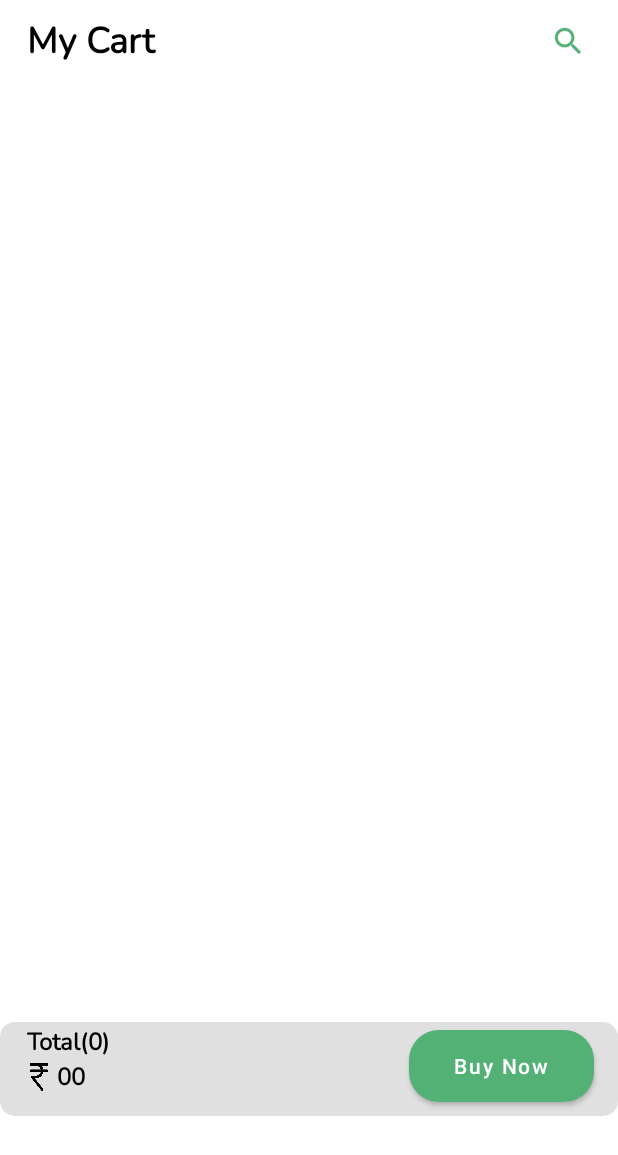
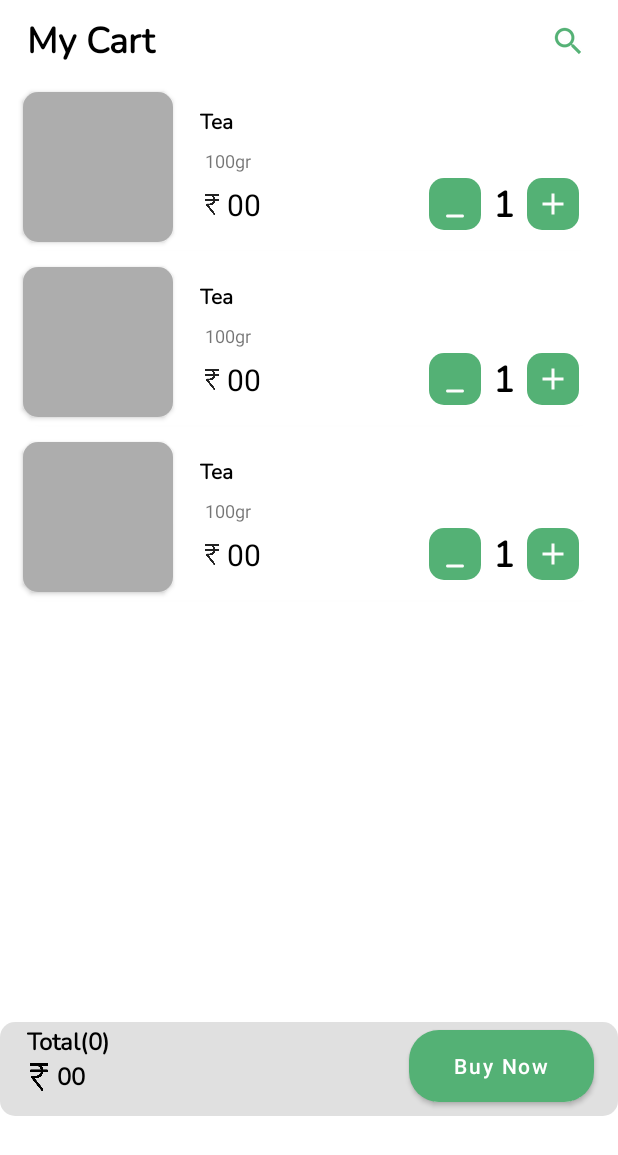
Before and after one commit to cureius/IBTHA, an Android app: the layout fragment_cart.xml on its own in the app's theme, with its tools: preview values and no code run, on a phone screen of 412 x 824 dp. Shown: the top 1155 px of the screen. Run offline under Robolectric (Android 15) with nearby library versions, the phone set to English and light mode, and no system bars; network calls fail; Roboto replaces fonts that are not available here.

Commit message:
phase-2 task-10(moved to OnViewCreated)

```diff
--- a/app/src/main/res/layout/fragment_cart.xml
+++ b/app/src/main/res/layout/fragment_cart.xml
@@ -14,7 +14,8 @@
         app:layout_constraintBottom_toBottomOf="parent"
         app:layout_constraintEnd_toEndOf="parent"
         app:layout_constraintStart_toStartOf="parent"
-        app:layout_constraintTop_toBottomOf="@+id/textView3" />
+        app:layout_constraintTop_toBottomOf="@+id/textView3"
+        tools:listitem="@layout/cart_item" />
 
     <TextView
         android:id="@+id/textView3"
@@ -47,10 +48,10 @@
     <LinearLayout
         android:id="@+id/cart_control_bar"
         android:layout_width="match_parent"
+        android:layout_height="wrap_content"
+        android:layout_marginBottom="80dp"
         android:background="@drawable/primary_box"
         android:backgroundTint="?attr/colorControlHighlight"
-        android:layout_height="wrap_content"
-        android:layout_marginBottom="80dp"
         android:orientation="horizontal"
         app:layout_constraintBottom_toBottomOf="parent"
         app:layout_constraintEnd_toEndOf="parent"
--- a/app/src/main/res/layout/fragment_search.xml
+++ b/app/src/main/res/layout/fragment_search.xml
@@ -22,6 +22,7 @@
         app:layout_constraintBottom_toBottomOf="parent"
         app:layout_constraintEnd_toEndOf="parent"
         app:layout_constraintStart_toStartOf="parent"
-        app:layout_constraintTop_toBottomOf="@+id/search" />
+        app:layout_constraintTop_toBottomOf="@+id/search"
+        tools:listitem="@layout/search_items" />
 
 </androidx.constraintlayout.widget.ConstraintLayout>
```
Also changed, not shown: app/src/main/java/com/freelearners/ibtha/views/ui/CartFragment.java (+12 -1 lines), app/src/main/java/com/freelearners/ibtha/views/ui/SearchFragment.java (+11 -3 lines), app/src/main/java/com/freelearners/ibtha/views/ui/ShopFragment.java (+15 -1 lines), app/src/main/res/layout/fragment_shop.xml (+9 -1 lines).
